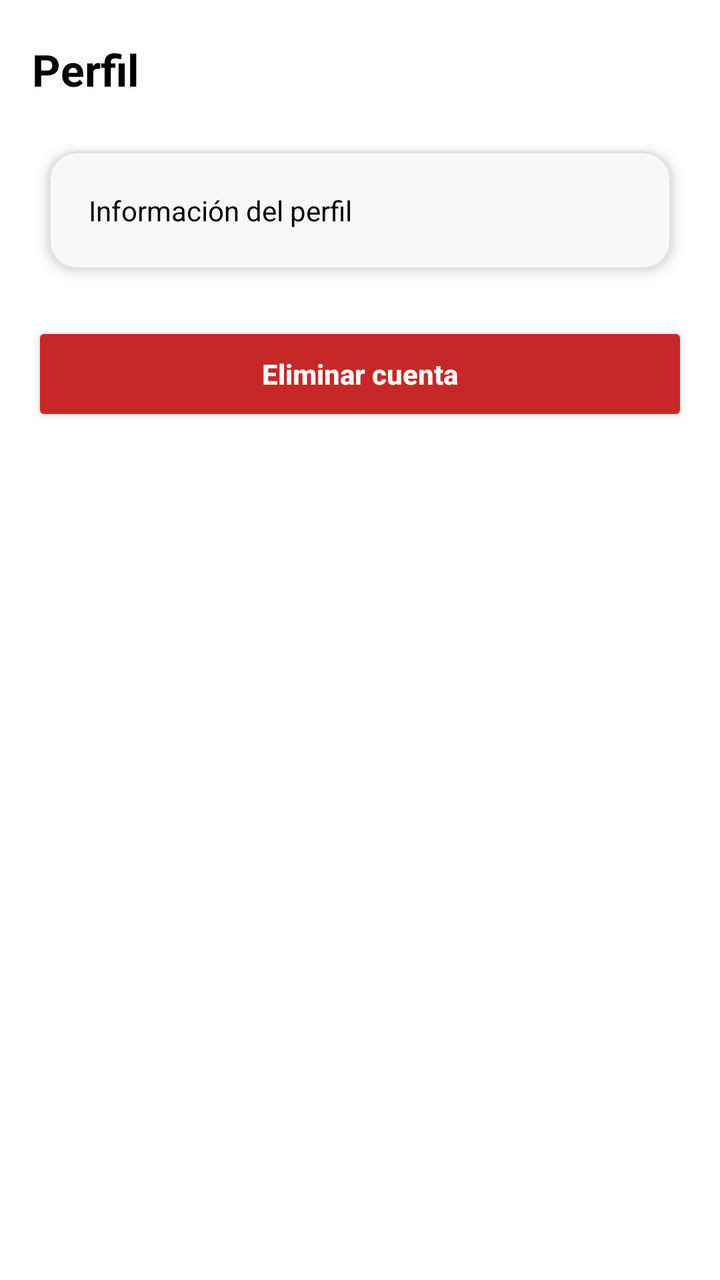
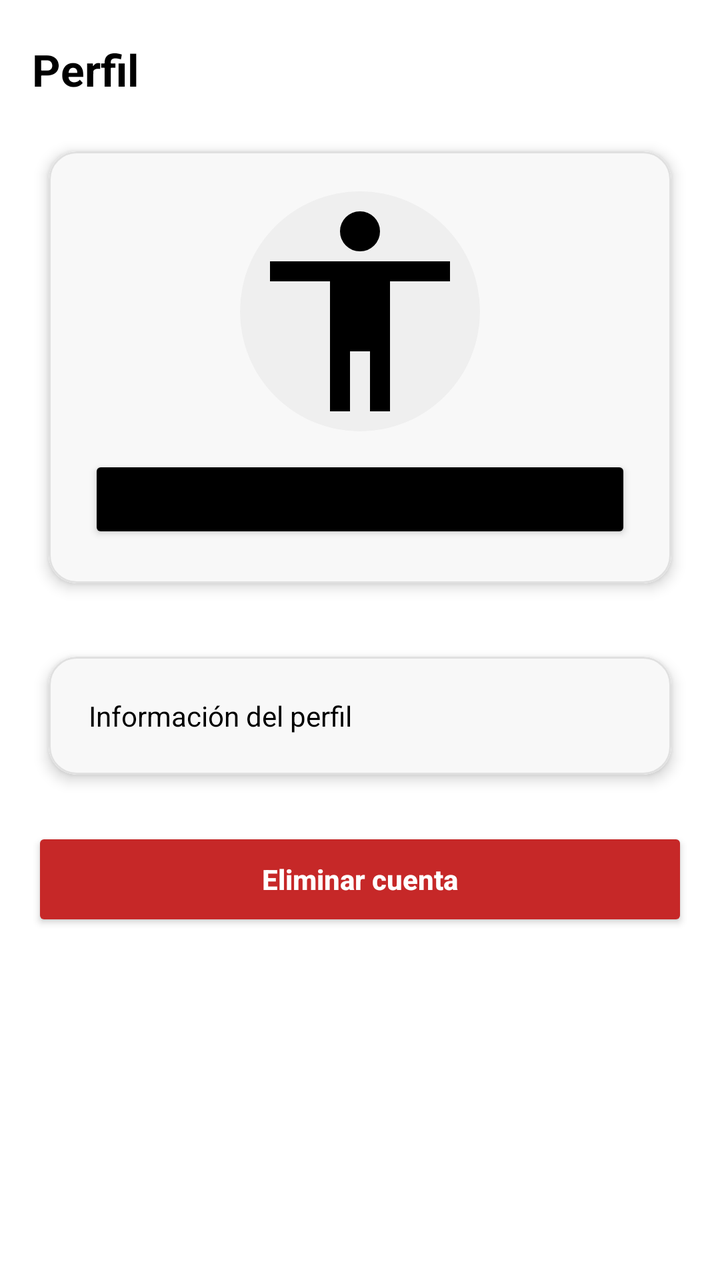

Before-and-after screenshots of an Android layout around one commit, followed by the original layout XML and the change that was made.
<!-- AndroidManifest.xml: application theme Theme.TFG -->
<!-- res/layout/fragment_perfil.xml -->
<?xml version="1.0" encoding="utf-8"?>
<ScrollView xmlns:android="http://schemas.android.com/apk/res/android"
    xmlns:app="http://schemas.android.com/apk/res-auto"
    android:layout_width="match_parent"
    android:layout_height="match_parent"
    android:fillViewport="false"
    android:background="@color/fondo">

    <LinearLayout
        android:layout_width="match_parent"
        android:layout_height="wrap_content"
        android:orientation="vertical"
        android:paddingTop="20dp"
        android:paddingStart="16dp"
        android:paddingEnd="16dp"
        android:paddingBottom="72dp">

        <TextView
            android:id="@+id/tv_perfil_titulo"
            android:layout_width="wrap_content"
            android:layout_height="wrap_content"
            android:text="Perfil"
            android:textSize="22sp"
            android:textStyle="bold"
            android:textColor="@color/texto_principal"
            android:layout_marginBottom="16dp" />

        <com.google.android.material.card.MaterialCardView
            android:layout_width="match_parent"
            android:layout_height="wrap_content"
            app:cardCornerRadius="14dp"
            app:cardElevation="4dp"
            app:cardBackgroundColor="@color/white"
            app:strokeColor="@color/divisor"
            app:strokeWidth="1dp">

            <LinearLayout
                android:layout_width="match_parent"
                android:layout_height="wrap_content"
                android:orientation="vertical"
                android:padding="20dp"
                android:background="#F8F8F8">

                <TextView
                    android:id="@+id/tv_perfil_info"
                    android:layout_width="match_parent"
                    android:layout_height="wrap_content"
                    android:text="Información del perfil"
                    android:textSize="14sp"
                    android:textColor="@color/texto_principal"
                    android:lineSpacingExtra="4dp" />

            </LinearLayout>
        </com.google.android.material.card.MaterialCardView>

        <Button
            android:id="@+id/btnEliminarCuenta"
            android:layout_width="match_parent"
            android:layout_height="52dp"
            android:layout_marginTop="16dp"
            android:text="@string/eliminar_cuenta"
            android:textStyle="bold"
            android:textColor="@color/white"
            android:backgroundTint="@color/error"
            android:textAllCaps="false" />

    </LinearLayout>

</ScrollView>
<!-- resources referenced by this layout -->
<resources>
  <color name="divisor">#E0E0E0</color>
  <color name="error">#C62828</color>
  <color name="fondo">#FFFFFF</color>
  <color name="texto_principal">#000000</color>
  <color name="white">#FFFFFF</color>
  <string name="eliminar_cuenta">Eliminar cuenta</string>
  <style name="Theme.TFG" parent="Tema.TFG.Moderno" />
  <color name="primario">#000000</color>
  <color name="on_acento">#FFFFFF</color>
  <color name="superficie">#FFFFFF</color>
  <style name="Widget.TFG.Tarjeta" parent="Widget.MaterialComponents.CardView">
          <item name="cardCornerRadius">12dp</item>
          <item name="cardUseCompatPadding">true</item>
          <item name="cardElevation">4dp</item>
          <item name="cardBackgroundColor">@color/white</item>
          <item name="strokeColor">@color/divisor</item>
          <item name="strokeWidth">1dp</item>
      </style>
  <color name="texto_secundario">#2D2D2D</color>
  <style name="Widget.TFG.EditText" parent="@style/Widget.MaterialComponents.TextInputEditText.OutlinedBox">
          <item name="android:textColor">@color/texto_principal</item>
          <item name="android:textColorHint">@color/gris</item>
          <item name="android:background">@drawable/bg_input_campo</item>
          <item name="android:padding">12dp</item>
      </style>
  <style name="TextAppearance.TFG.Cuerpo" parent="TextAppearance.MaterialComponents.Body1">
          <item name="android:textColor">@color/texto_secundario</item>
          <item name="android:textSize">14sp</item>
      </style>
  <style name="TextAppearance.TFG.Titulo" parent="TextAppearance.MaterialComponents.Headline6">
          <item name="android:textColor">@color/texto_principal</item>
          <item name="android:textStyle">bold</item>
          <item name="android:textSize">20sp</item>
      </style>
  <style name="Widget.TFG.BottomNav" parent="Widget.MaterialComponents.BottomNavigationView">
          <item name="android:minHeight">0dp</item>
          <item name="android:paddingTop">4dp</item>
          <item name="android:paddingBottom">4dp</item>
          <item name="itemPaddingTop">4dp</item>
          <item name="itemPaddingBottom">4dp</item>
          <item name="itemTextAppearanceActive">@style/TextAppearance.TFG.NavLabel</item>
          <item name="itemTextAppearanceInactive">@style/TextAppearance.TFG.NavLabel</item>
      </style>
  <color name="gris">#888888</color>
  <style name="TextAppearance.TFG.NavLabel" parent="TextAppearance.MaterialComponents.Caption">
          <item name="android:textSize">10sp</item>
      </style>
  <!-- unchanged entries left out for length: 2 -->
</resources>

<!-- the commit's change to res/layout/fragment_perfil.xml (unified diff, before → after) -->
@@ -24,6 +24,62 @@
             android:textStyle="bold"
             android:textColor="@color/texto_principal"
             android:layout_marginBottom="16dp" />
+
+        
+        <com.google.android.material.card.MaterialCardView
+            android:layout_width="match_parent"
+            android:layout_height="wrap_content"
+            app:cardCornerRadius="14dp"
+            app:cardElevation="4dp"
+            app:cardBackgroundColor="@color/white"
+            app:strokeColor="@color/divisor"
+            app:strokeWidth="1dp"
+            android:layout_marginBottom="16dp">
+
+            <LinearLayout
+                android:layout_width="match_parent"
+                android:layout_height="wrap_content"
+                android:orientation="vertical"
+                android:padding="20dp"
+                android:background="#F8F8F8"
+                android:gravity="center">
+
+                <ImageView
+                    android:id="@+id/ivAvatarPerfil"
+                    android:layout_width="120dp"
+                    android:layout_height="120dp"
+                    android:scaleType="centerCrop"
+                    android:contentDescription="Avatar del usuario"
+                    android:background="@drawable/bg_drawer_avatar"
+                    android:src="@drawable/perfil" />
+
+                <Button
+                    android:id="@+id/btnSeleccionarAvatar"
+                    android:layout_width="match_parent"
+                    android:layout_height="44dp"
+                    android:layout_marginTop="12dp"
+                    android:text="Cambiar avatar"
+                    android:textAllCaps="false"
+                    android:backgroundTint="@color/acento" />
+
+                <ProgressBar
+                    android:id="@+id/pbCargandoAvatar"
+                    android:layout_width="wrap_content"
+                    android:layout_height="wrap_content"
+                    android:layout_marginTop="8dp"
+                    android:visibility="gone" />
+
+                <TextView
+                    android:id="@+id/tvErrorAvatar"
+                    android:layout_width="match_parent"
+                    android:layout_height="wrap_content"
+                    android:layout_marginTop="8dp"
+                    android:textColor="@color/error"
+                    android:textSize="12sp"
+                    android:visibility="gone" />
+
+            </LinearLayout>
+        </com.google.android.material.card.MaterialCardView>
 
         <com.google.android.material.card.MaterialCardView
             android:layout_width="match_parent"
<!-- resource entries referenced after the edit -->
@@ -1,10 +1,23 @@
 <!-- resources referenced by this layout -->
 <resources>
+  <color name="acento">#000000</color>
   <color name="divisor">#E0E0E0</color>
   <color name="error">#C62828</color>
   <color name="fondo">#FFFFFF</color>
   <color name="texto_principal">#000000</color>
   <color name="white">#FFFFFF</color>
+  <!-- drawable bg_drawer_avatar (drawable) -->
+  <?xml version="1.0" encoding="utf-8"?>
+  <shape xmlns:android="http://schemas.android.com/apk/res/android"
+      android:shape="oval">
+      <solid android:color="#EFEFEF" />
+  </shape>
+  <!-- drawable perfil (drawable) -->
+  <vector xmlns:android="http://schemas.android.com/apk/res/android" android:height="24dp" android:tint="#000000" android:viewportHeight="960" android:viewportWidth="960" android:width="24dp">
+        
+      <path android:fillColor="@android:color/white" android:pathData="M423.5,216.5Q400,193 400,160Q400,127 423.5,103.5Q447,80 480,80Q513,80 536.5,103.5Q560,127 560,160Q560,193 536.5,216.5Q513,240 480,240Q447,240 423.5,216.5ZM360,880L360,360L120,360L120,280L840,280L840,360L600,360L600,880L520,880L520,640L440,640L440,880L360,880Z"/>
+      
+  </vector>
   <string name="eliminar_cuenta">Eliminar cuenta</string>
   <style name="Theme.TFG" parent="Tema.TFG.Moderno" />
   <color name="primario">#000000</color>
